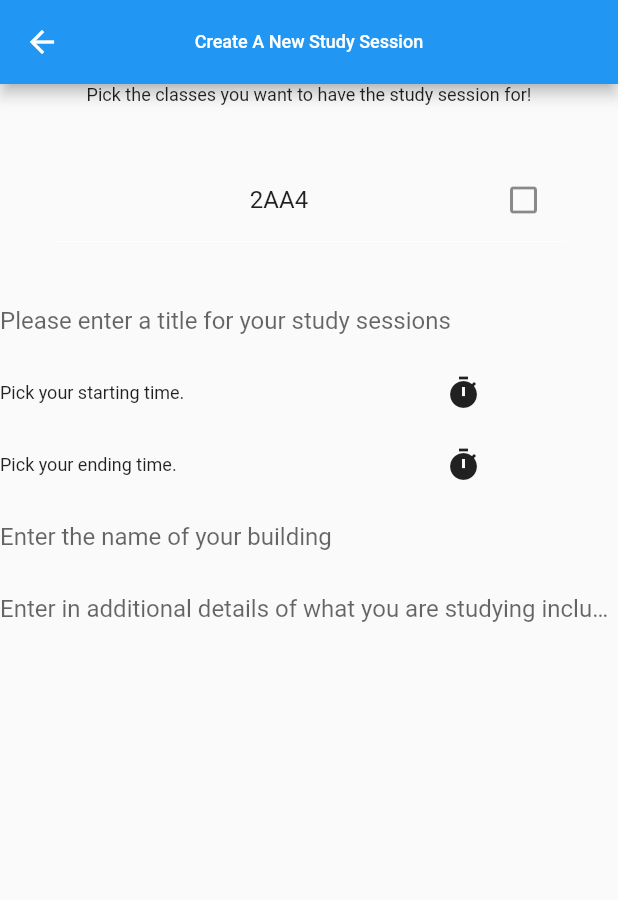
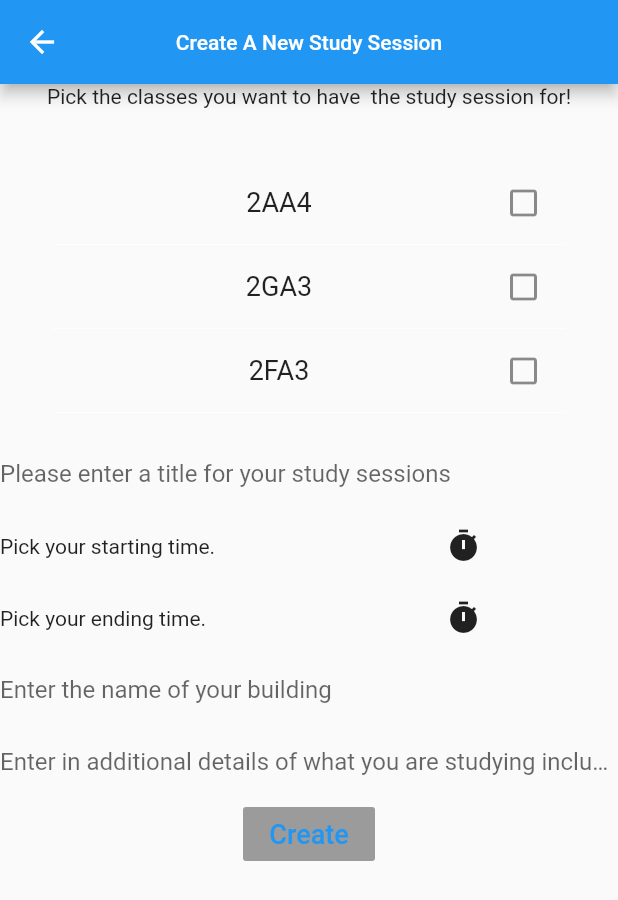
Before and after one commit to timothy-e/studyup, a Flutter app: the NewStudySession screen opened directly, on a phone screen of 412 x 824 dp. Shown: the top 900 px of the screen. Run offline on Flutter 3.47's test engine with Material 2 defaults, Android fonts, the phone set to English and light mode, and no system bars; our stand-ins replace flutter_datetime_picker.

Commit message:
Fixed some minor stuff

```diff
--- a/lib/new-study-session.dart
+++ b/lib/new-study-session.dart
@@ -7,9 +7,9 @@ class NewStudySessionState extends State<NewStudySession> {
 
   final List<String> listOfClasses = <String>['2AA4',
       '2GA3', '2FA3', '2XB3', '2CO3'];
-  final TextStyle _courseFont = const TextStyle(fontSize: 16.0);
-  final TextStyle _instructionFont = const TextStyle(fontSize: 12.0);
-  final TextStyle _infoFont = const TextStyle(fontSize: 14.0);
+  final TextStyle _courseFont = const TextStyle(fontSize: 18.0);
+  final TextStyle _instructionFont = const TextStyle(fontSize: 14.0);
+  final TextStyle _infoFont = const TextStyle(fontSize: 16.0);
   final Set<String> classesToInclude = new Set<String>();
 
   Widget build(BuildContext context){
@@ -21,10 +21,11 @@ class NewStudySessionState extends State<NewStudySession> {
         ),
         body: Column(
           children: <Widget>[
-            Text('Pick the classes you want to have the study session for!', style: _instructionFont),
+            Text('Pick the classes you want to have '
+                ' the study session for!', style: _instructionFont),
             Container(
               margin: const EdgeInsets.all(10.0),
-              height: 100.0,
+              height: 200.0,
               child: _buildClasses()
             ),
             TextField(
@@ -84,6 +85,10 @@ class NewStudySessionState extends State<NewStudySession> {
                         'are studying including location within the building, '
                         'what is being studied/worked on, etc.'
                 )
+            ),
+            RaisedButton(
+                onPressed: null,
+                child: Text('Create', style: TextStyle(fontSize: 18, color: Colors.blue))
             )
           ],
         )
```
Also changed, not shown: lib/profile.dart (+6 -6 lines).
